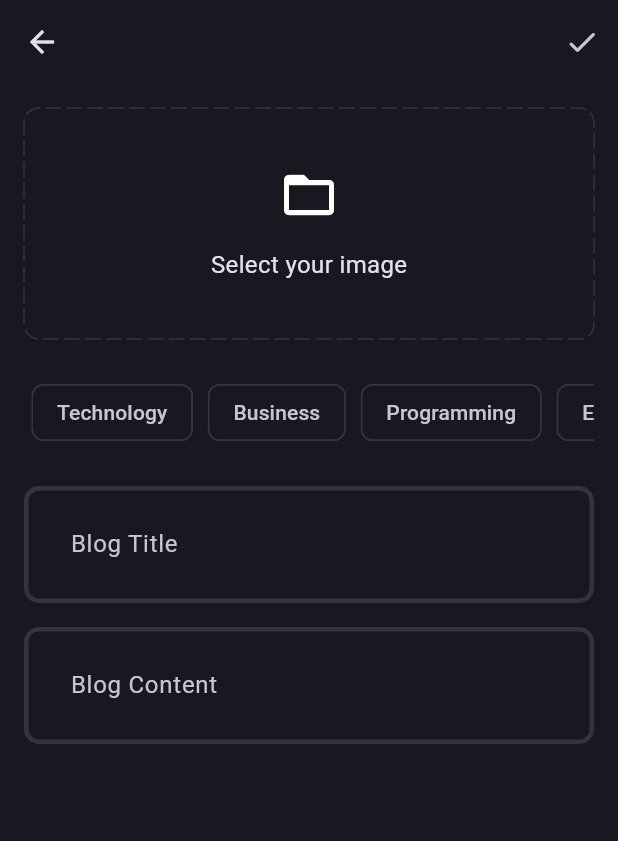
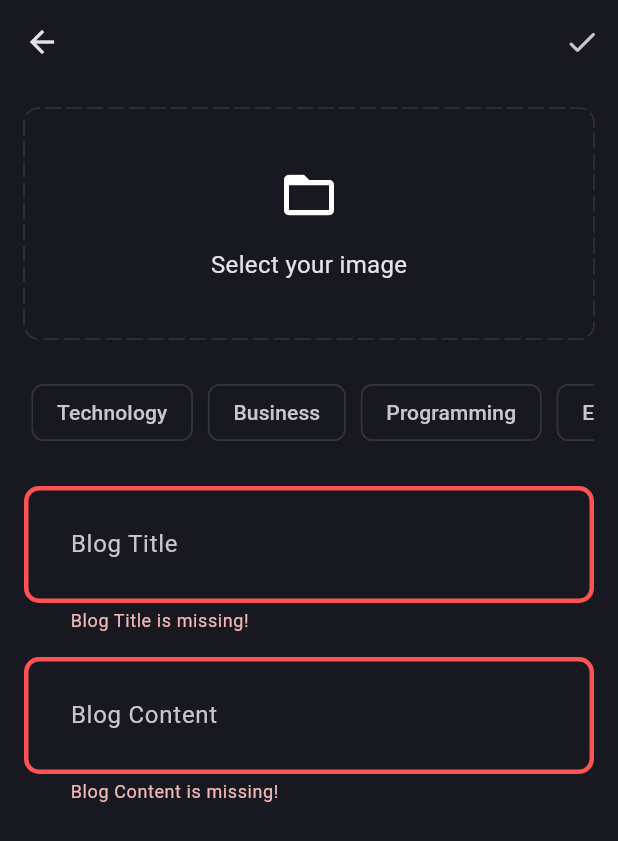
Before and after one commit to fahdmekawy/blog-app-clean-architecture, a Flutter app: the AddNewBlog screen opened directly, after a tap on the "done" icon, on a phone screen of 412 x 824 dp. Shown: the top 841 px of the screen. Run offline on Flutter 3.47's test engine with Material 3 defaults, Android fonts, the phone set to English and light mode, and no system bars; drawn by our look-alikes of dotted_border; our stand-ins replace flutter_bloc, fpdart, get_it, image_picker, supabase_flutter; accounts and stored records are empty.

Commit message:
- finished upload new blog

```diff
--- /dev/null
+++ b/lib/features/blog/domain/entities/blog_entity.dart
@@ -0,0 +1,18 @@
+class BlogEntity {
+  final String id;
+  final String posterId;
+  final String title;
+  final String content;
+  final String imageUrl;
+  final List<String> topics;
+  final DateTime updatedAt;
+
+  BlogEntity(
+      {required this.id,
+      required this.posterId,
+      required this.title,
+      required this.content,
+      required this.imageUrl,
+      required this.topics,
+      required this.updatedAt});
+}
--- /dev/null
+++ b/lib/features/blog/domain/repositories/blog_repository.dart
@@ -0,0 +1,14 @@
+import 'dart:io';
+import 'package:blog_app/features/blog/domain/entities/blog_entity.dart';
+import 'package:fpdart/fpdart.dart';
+import '../../../../core/error/failures.dart';
+
+abstract interface class BlogRepository {
+  Future<Either<Failure, BlogEntity>> uploadBlog({
+    required File image,
+    required String title,
+    required String content,
+    required List<String> topics,
+    required String posterId,
+  });
+}
--- /dev/null
+++ b/lib/features/blog/domain/use_cases/upload_blog.dart
@@ -0,0 +1,41 @@
+import 'dart:io';
+
+import 'package:blog_app/core/error/failures.dart';
+import 'package:blog_app/features/blog/domain/repositories/blog_repository.dart';
+import 'package:fpdart/fpdart.dart';
+
+import '../../../../core/usecase/usercase.dart';
+import '../entities/blog_entity.dart';
+
+class UploadBlog implements UseCase<BlogEntity, UploadBlogParams> {
+  BlogRepository blogRepository;
+
+  UploadBlog(this.blogRepository);
+
+  @override
+  Future<Either<Failure, BlogEntity>> call(UploadBlogParams params) async {
+    return await blogRepository.uploadBlog(
+      image: params.image,
+      title: params.title,
+      content: params.content,
+      topics: params.topics,
+      posterId: params.posterId,
+    );
+  }
+}
+
+class UploadBlogParams {
+  final String posterId;
+  final String title;
+  final String content;
+  final File image;
+  final List<String> topics;
+
+  UploadBlogParams({
+    required this.image,
+    required this.title,
+    required this.content,
+    required this.topics,
+    required this.posterId,
+  });
+}
--- /dev/null
+++ b/lib/features/blog/presentation/bloc/blog_bloc.dart
@@ -0,0 +1,34 @@
+import 'dart:io';
+
+import 'package:flutter_bloc/flutter_bloc.dart';
+
+import '../../domain/use_cases/upload_blog.dart';
+
+part 'blog_event.dart';
+
+part 'blog_state.dart';
+
+class BlogBloc extends Bloc<BlogEvent, BlogState> {
+  final UploadBlog uploadBlog;
+
+  BlogBloc(this.uploadBlog) : super(BlogInitial()) {
+    on<BlogEvent>((_, emit) => emit(BlogLoading()));
+    on<BlogUpload>(_onBlogUpload);
+  }
+
+  _onBlogUpload(BlogUpload event, Emitter<BlogState> emit) async {
+    final response = await uploadBlog(
+      UploadBlogParams(
+        image: event.image,
+        title: event.title,
+        content: event.content,
+        topics: event.topics,
+        posterId: event.posterId,
+      ),
+    );
+    response.fold(
+      (failure) => emit(BlogFailure(failure.message)),
+      (blog) => emit(BlogSuccess()),
+    );
+  }
+}
--- /dev/null
+++ b/lib/features/blog/presentation/bloc/blog_event.dart
@@ -0,0 +1,21 @@
+part of 'blog_bloc.dart';
+
+sealed class BlogEvent {
+  const BlogEvent();
+}
+
+final class BlogUpload extends BlogEvent {
+  final String posterId;
+  final String title;
+  final String content;
+  final File image;
+  final List<String> topics;
+
+  const BlogUpload({
+    required this.posterId,
+    required this.title,
+    required this.content,
+    required this.image,
+    required this.topics,
+  });
+}
--- /dev/null
+++ b/lib/features/blog/presentation/bloc/blog_state.dart
@@ -0,0 +1,17 @@
+part of 'blog_bloc.dart';
+
+sealed class BlogState {
+  const BlogState();
+}
+
+final class BlogInitial extends BlogState {}
+
+final class BlogLoading extends BlogState {}
+
+final class BlogSuccess extends BlogState {}
+
+final class BlogFailure extends BlogState {
+  final String error;
+
+  const BlogFailure(this.error);
+}
--- a/lib/features/blog/presentation/screens/add_new_blog.dart
+++ b/lib/features/blog/presentation/screens/add_new_blog.dart
@@ -1,11 +1,16 @@
 import 'dart:io';
-
+import 'package:blog_app/core/common/cubits/app_user_cubit/app_user_cubit.dart';
 import 'package:blog_app/core/constants/constants.dart';
+import 'package:blog_app/core/extensions/context.dart';
 import 'package:blog_app/core/theme/colors.dart';
+import 'package:blog_app/features/blog/presentation/bloc/blog_bloc.dart';
+import 'package:blog_app/features/blog/presentation/screens/blog_screen.dart';
 import 'package:dotted_border/dotted_border.dart';
 import 'package:flutter/material.dart';
-
+import 'package:flutter_bloc/flutter_bloc.dart';
+import '../../../../core/common/widgets/loader.dart';
 import '../../../../core/utils/pick_image.dart';
+import '../../../../core/utils/show_snackbar.dart';
 import '../widgets/blog_editor.dart';
 
 class AddNewBlog extends StatefulWidget {
@@ -16,6 +21,7 @@ class AddNewBlog extends StatefulWidget {
 }
 
 class _AddNewBlogState extends State<AddNewBlog> {
+  final _formKey = GlobalKey<FormState>();
   TextEditingController titleController = TextEditingController();
   TextEditingController contentController = TextEditingController();
   List<String> selectedTopics = [];
@@ -30,6 +36,24 @@ class _AddNewBlogState extends State<AddNewBlog> {
     }
   }
 
+  void uploadBlog() {
+    if (_formKey.currentState!.validate() &&
+        selectedTopics.isNotEmpty &&
+        image != null) {
+      final posterId =
+          (context.read<AppUserCubit>().state as AppUserLoggedIn).user.id;
+      context.read<BlogBloc>().add(
+            BlogUpload(
+              posterId: posterId,
+              title: titleController.text.trim(),
+              content: contentController.text.trim(),
+              image: image!,
+              topics: selectedTopics,
+            ),
+          );
+    }
+  }
+
   @override
   void dispose() {
     super.dispose();
@@ -39,18 +63,32 @@ class _AddNewBlogState extends State<AddNewBlog> {
 
   @override
   Widget build(BuildContext context) {
-    return Scaffold(
+    return Form(
+      key: _formKey,
+      child: Scaffold(
         appBar: AppBar(
           actions: [
             IconButton(
-            onPressed: () {},
+              onPressed: uploadBlog,
               icon: const Icon(
                 Icons.done_rounded,
               ),
             ),
           ],
         ),
-      body: SingleChildScrollView(
+        body: BlocConsumer<BlogBloc, BlogState>(
+          listener: (context, state) {
+            if (state is BlogFailure) {
+              showSnackBack(context, state.error);
+            } else if (state is BlogSuccess) {
+              context.navigateAndReplace(const BlogScreen());
+            }
+          },
+          builder: (context, state) {
+            if (state is BlogLoading) {
+              return const Loader();
+            }
+            return SingleChildScrollView(
               child: Padding(
                 padding: const EdgeInsets.all(16.0),
                 child: Column(
@@ -146,6 +184,9 @@ class _AddNewBlogState extends State<AddNewBlog> {
                   ],
                 ),
               ),
+            );
+          },
+        ),
       ),
     );
   }
--- a/lib/features/blog/presentation/widgets/blog_editor.dart
+++ b/lib/features/blog/presentation/widgets/blog_editor.dart
@@ -16,6 +16,12 @@ class BlogEditor extends StatelessWidget {
       controller: textController,
       decoration: InputDecoration(hintText: hintText),
       maxLines: null,
+      validator: (value) {
+        if (value == null || value.isEmpty) {
+          return '$hintText is missing!';
+        }
+        return null;
+      },
     );
   }
 }
--- a/lib/main.dart
+++ b/lib/main.dart
@@ -2,6 +2,7 @@ import 'package:blog_app/core/common/cubits/app_user_cubit/app_user_cubit.dart';
 import 'package:blog_app/core/theme/theme.dart';
 import 'package:blog_app/features/authentication/presentation/bloc/auth_bloc.dart';
 import 'package:blog_app/features/authentication/presentation/screens/login_screen.dart';
+import 'package:blog_app/features/blog/presentation/bloc/blog_bloc.dart';
 import 'package:flutter/material.dart';
 import 'package:flutter_bloc/flutter_bloc.dart';
 import 'core/di/dependency_injection.dart';
@@ -18,6 +19,9 @@ void main() async {
         ),
         BlocProvider(
           create: (_) => serviceLocator<AuthBloc>(),
+        ),
+        BlocProvider(
+          create: (_) => serviceLocator<BlogBloc>(),
         ),
       ],
       child: const MyApp(),
--- a/pubspec.yaml
+++ b/pubspec.yaml
@@ -17,6 +17,8 @@ dependencies:
   dotted_border: ^2.1.0
   # Image picker for picking image from gallery or camera.
   image_picker: ^1.1.2
+  # UUID for generating unique IDs.
+  uuid: ^4.4.2
 
 
   flutter:
```
Also changed, not shown: lib/core/di/dependency_injection.dart (+33 -3 lines), lib/features/blog/data/data_sources/blog_remote_data_source.dart (added, +55 -0 lines), lib/features/blog/data/models/blog_model.dart (added, +59 -0 lines), lib/features/blog/data/repositories/blog_repository_implementation.dart (added, +48 -0 lines), pubspec.lock. Lines whose indentation alone changed are shown as unchanged.
